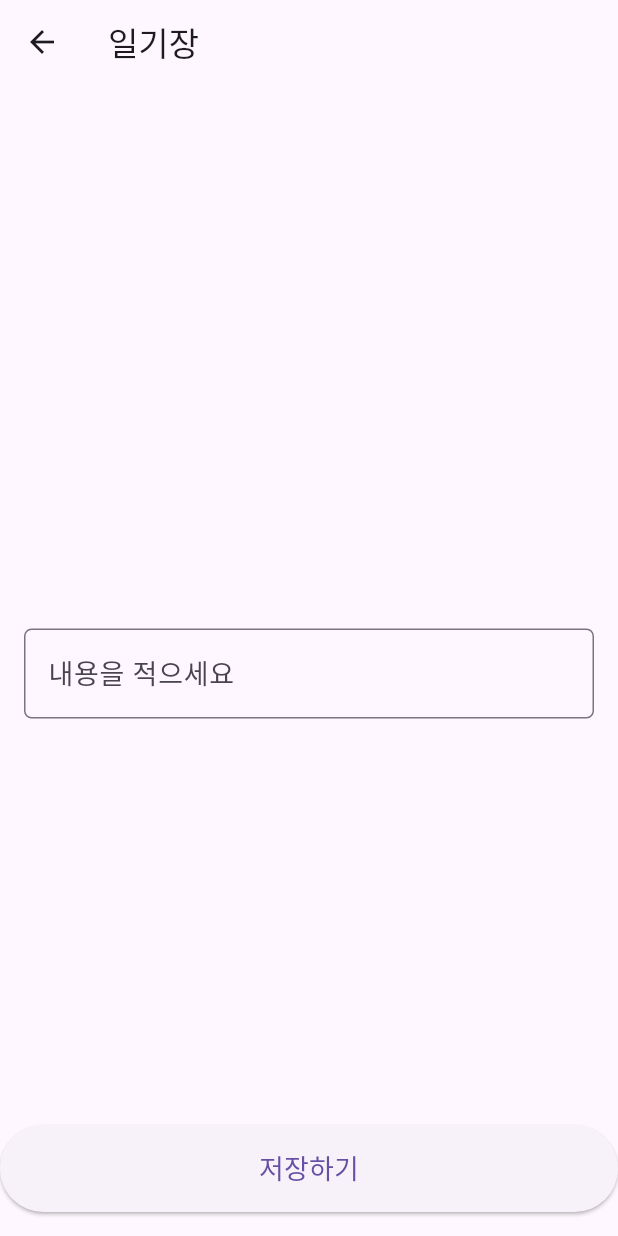
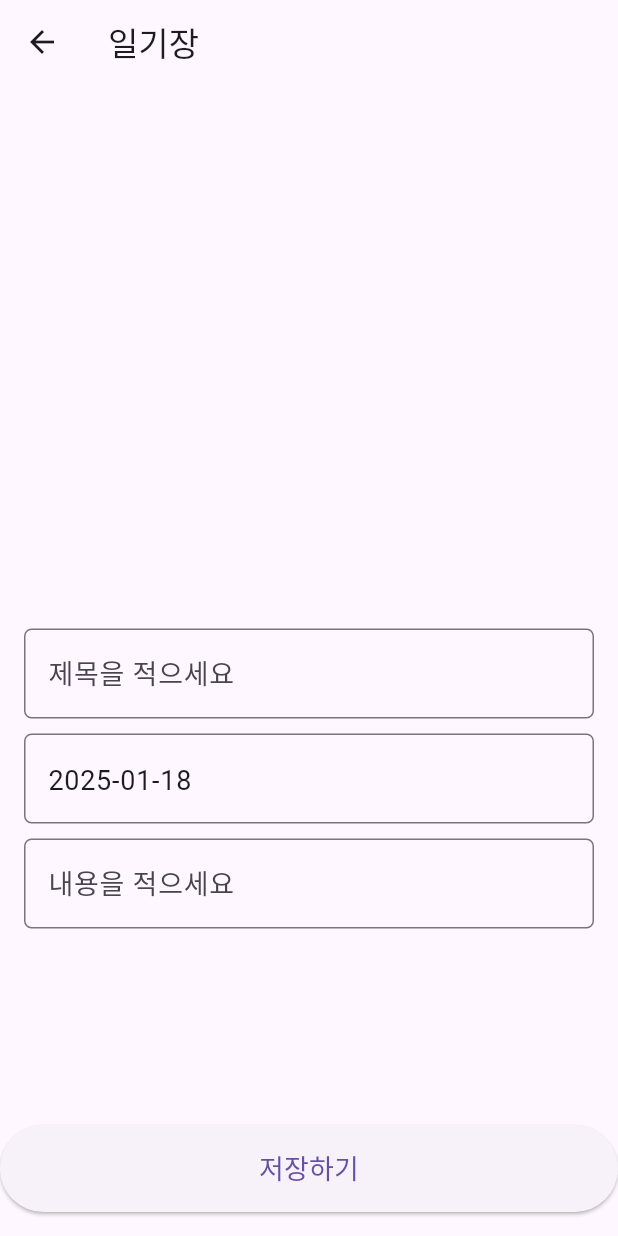
Before and after one commit to BangVillain/gdsc_project, a Flutter app: the screen it shows after launch, item 3 of the bottom bar chosen, after a tap on "기록하기", on a phone screen of 412 x 824 dp. Run offline on Flutter 3.47's test engine with Material 3 defaults, Android fonts, the phone set to English and light mode, and no system bars; our stand-ins replace table_calendar; network calls fail.

Commit message:
서버 연결 및 메인화면 일기조회 기능

```diff
--- a/lib/screens/diary/diary_screen.dart
+++ b/lib/screens/diary/diary_screen.dart
@@ -10,20 +10,35 @@ class DiaryScreen extends StatefulWidget {
 }
 
 class _DiaryScreenState extends State<DiaryScreen> {
-  final TextEditingController _controller = TextEditingController();
+  final TextEditingController _titleController = TextEditingController();
+  final TextEditingController _contentController = TextEditingController();
+  final TextEditingController _dateController = TextEditingController();
   bool isLoading = false;
+
+  @override
+  void initState() {
+    super.initState();
+    _dateController.text = DateTime.now().toIso8601String().split('T').first;
+  }
 
   Future<void> _saveDiary() async {
     setState(() {
       isLoading = true;
     });
 
-    final url =
-        Uri.parse('http://192.168.219.109:8080/diary/'); // Django 서버 URL
+    final url = Uri.parse(
+        'http://192.168.219.103:8000/reportdiary/'); // Django 서버 URL 예시
     final response = await http.post(
       url,
       headers: {'Content-Type': 'application/json'},
-      body: jsonEncode({'content': _controller.text}),
+      body: jsonEncode({
+        'diary': {
+          'title': _titleController.text.isEmpty ? '' : _titleController.text,
+          'content':
+              _contentController.text.isEmpty ? '' : _contentController.text,
+          'date': _dateController.text.isEmpty ? '' : _dateController.text,
+        }
+      }),
     );
 
     setState(() {
@@ -31,17 +46,9 @@ class _DiaryScreenState extends State<DiaryScreen> {
     });
 
     if (response.statusCode == 200) {
-      showDialog(
-        context: context,
-        builder: (context) => AlertDialog(
-          content: Text(jsonDecode(utf8.decode(response.bodyBytes))['content']),
-          actions: [
-            TextButton(
-              onPressed: () => Navigator.pop(context),
-              child: const Text("확인"),
-            ),
-          ],
-        ),
+      Navigator.pushReplacement(
+        context,
+        MaterialPageRoute(builder: (context) => const DiaryScreen()),
       );
     } else {
       showDialog(
@@ -72,8 +79,37 @@ class _DiaryScreenState extends State<DiaryScreen> {
             flex: 1,
             child: Padding(
               padding: const EdgeInsets.all(16.0),
+              child: Column(
+                children: [
+                  TextField(
+                    controller: _titleController,
+                    decoration: InputDecoration(
+                      hintText: '제목을 적으세요',
+                      border: OutlineInputBorder(
+                        borderRadius: BorderRadius.circular(5.0),
+                      ),
+                    ),
+                    style: const TextStyle(
+                      fontSize: 18.0,
+                    ),
+                  ),
+                  const SizedBox(height: 10),
+                  TextField(
+                    controller: _dateController,
+                    decoration: InputDecoration(
+                      hintText: '날짜를 적으세요 (YYYY-MM-DD)',
+                      border: OutlineInputBorder(
+                        borderRadius: BorderRadius.circular(5.0),
+                      ),
+                    ),
+                    style: const TextStyle(
+                      fontSize: 18.0,
+                    ),
+                  ),
+                  const SizedBox(height: 10),
+                  Expanded(
                     child: TextField(
-                controller: _controller,
+                      controller: _contentController,
                       maxLines: null,
                       keyboardType: TextInputType.multiline,
                       decoration: InputDecoration(
@@ -85,6 +121,9 @@ class _DiaryScreenState extends State<DiaryScreen> {
                       style: const TextStyle(
                         fontSize: 18.0,
                       ),
+                    ),
+                  ),
+                ],
               ),
             ),
           ),
--- a/lib/screens/home/diary_main.dart
+++ b/lib/screens/home/diary_main.dart
@@ -1,14 +1,56 @@
 import 'package:flutter/material.dart';
+import 'package:http/http.dart' as http;
+import 'dart:convert';
 
-class DiaryMain extends StatelessWidget {
+class DiaryMain extends StatefulWidget {
   const DiaryMain({super.key});
+
+  @override
+  _DiaryMainState createState() => _DiaryMainState();
+}
+
+class _DiaryMainState extends State<DiaryMain> {
+  List<dynamic> _diaryEntries = [];
+  bool isLoading = true;
+
+  @override
+  void initState() {
+    super.initState();
+    _fetchDiaryEntries();
+  }
+
+  Future<void> _fetchDiaryEntries() async {
+    final url = Uri.parse('http://192.168.219.103:8000/getdiarycontent/');
+
+    try {
+      final response = await http.get(url);
+
+      if (response.statusCode == 200) {
+        final decodedResponse = utf8.decode(response.bodyBytes);
+        final data = jsonDecode(decodedResponse);
+        setState(() {
+          _diaryEntries = data['diary'];
+          isLoading = false;
+        });
+      } else {
+        setState(() {
+          isLoading = false;
+        });
+      }
+    } catch (e) {
+      setState(() {
+        isLoading = false;
+      });
+    }
+  }
 
   @override
   Widget build(BuildContext context) {
     return Scaffold(
       body: Center(
-        child: Container(
-          // 다이어리 디자인 시작
+        child: isLoading
+            ? const CircularProgressIndicator()
+            : Container(
                 width: 300,
                 height: 400,
                 decoration: BoxDecoration(
@@ -21,47 +63,49 @@ class DiaryMain extends StatelessWidget {
                       offset: const Offset(3, 3),
                     ),
                   ],
-          ), // 다이어리 디자인 끝
+                ),
                 child: PageView.builder(
-            // 좌우로 스크롤 가능한 위젯 생성
-            itemCount: 5, // 페이지 수
+                  itemCount: _diaryEntries.length,
                   itemBuilder: (context, index) {
+                    final entry = _diaryEntries[index];
                     return Container(
-                margin: const EdgeInsets.all(8.0), // 페이지 디자인 시작
+                      margin: const EdgeInsets.all(8.0),
                       decoration: BoxDecoration(
-                  color: const Color.fromARGB(255, 255, 255, 255), // 다이어리 내용 색깔
+                        color: const Color.fromARGB(255, 255, 255, 255),
                         border: Border(
                           right: BorderSide(
                             color: Colors.brown[200]!,
                             width: 1.0,
                           ),
                         ),
-                ), //페이지 디자인 끝
+                      ),
                       child: Padding(
-                  padding: const EdgeInsets.all(16.0), // 모든 방향에 16픽셀 패딩 추가
+                        padding: const EdgeInsets.all(16.0),
                         child: Column(
-                    // 위젯 세로 배치
-                    crossAxisAlignment:
-                        CrossAxisAlignment.start, // 컬럼 내 위젯들을 왼쪽 정렬
+                          crossAxisAlignment: CrossAxisAlignment.start,
                           children: [
                             Text(
-                        // 각 페이지 제목
-                        '${index + 1}번째 페이지',
+                              entry['title'],
                               style: const TextStyle(
                                 fontSize: 20,
                                 fontWeight: FontWeight.bold,
                               ),
                             ),
-                      const SizedBox(
-                          height: 16), // 제목이랑 내용 줄 간격 띄우는 용도로 만든 박스 위젯
+                            const SizedBox(height: 16),
                             Expanded(
-                        // 남은 공간을 모두 차지하는 위젯
                               child: Text(
-                          '여기에 다이어리 내용을 작성하세요...',
+                                entry['content'],
                                 style: TextStyle(
                                   color: Colors.grey[600],
                                   height: 1.5,
                                 ),
+                              ),
+                            ),
+                            Text(
+                              entry['date'],
+                              style: TextStyle(
+                                color: Colors.grey[600],
+                                height: 1.5,
                               ),
                             ),
                           ],
--- a/lib/screens/home/sticker_book.dart
+++ b/lib/screens/home/sticker_book.dart
@@ -107,9 +107,9 @@ class _StickerAlbumPageState extends State<StickerAlbumPage>
       body: TabBarView(
         controller: _tabController,
         children: categories.map((category) {
-          final categoryStickers = stickers.where(
-            (sticker) => sticker.category == category
-          ).toList();
+          final categoryStickers = stickers
+              .where((sticker) => sticker.category == category)
+              .toList();
 
           return GridView.builder(
             padding: const EdgeInsets.all(16),
```
Also changed, not shown: lib/screens/home/home_calender.dart (+41 -9 lines), pubspec.lock. Lines whose indentation alone changed are shown as unchanged.
